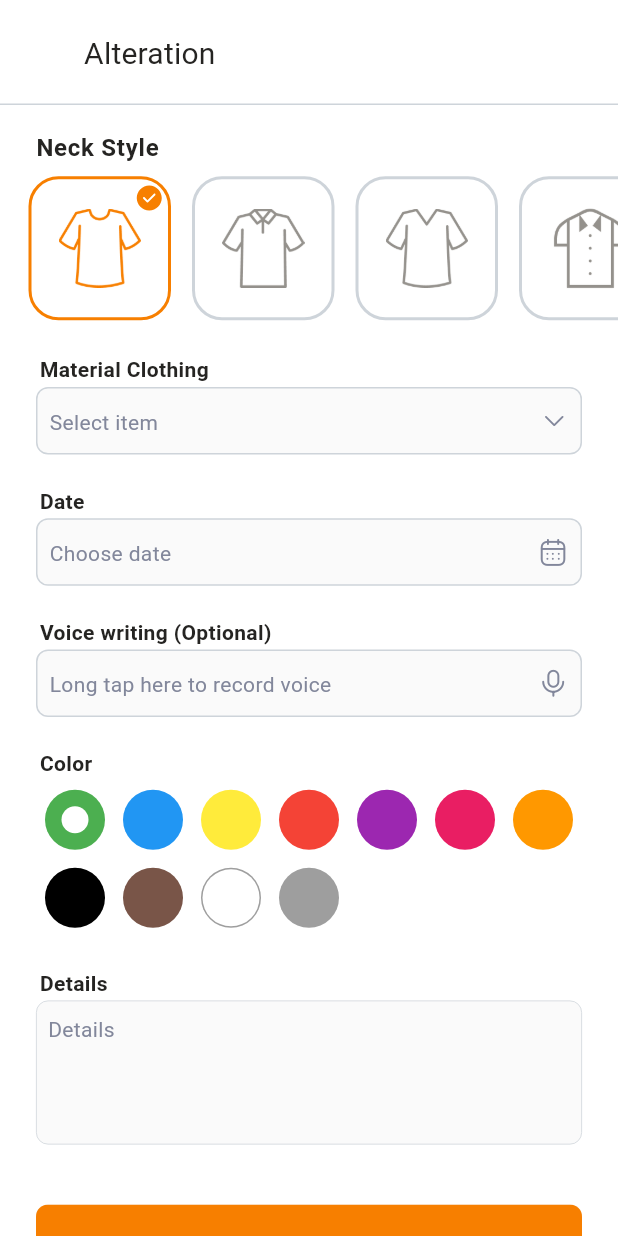
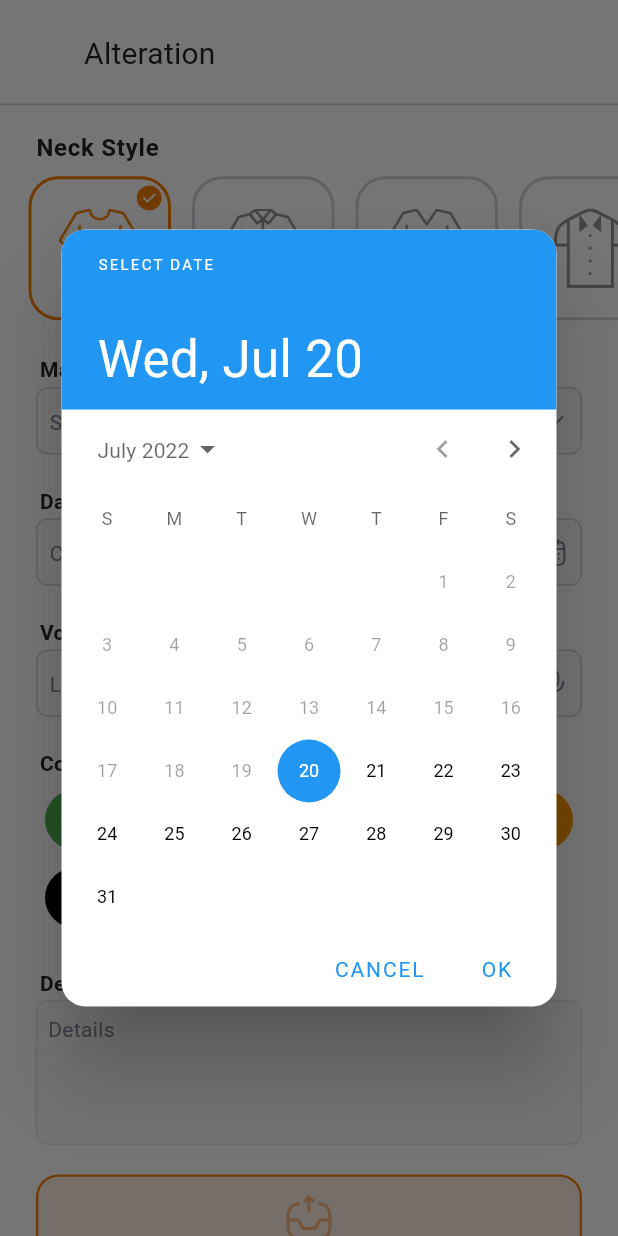
Before and after one commit to sina-moradbakhti/rewear, a Flutter app: the Alteration screen opened by its route, after a tap on "Choose date", on a phone screen of 412 x 824 dp. Run offline on Flutter 3.47's test engine with Material 2 defaults, Android fonts, the phone set to English and light mode, and no system bars; our stand-ins replace flutter_svg, get, image_picker; missing offline and left inert: ms_material_color.

Commit message:
getX in alteration - date picker - photo picker - color picker , ...

```diff
--- a/lib/blocs/alteration.bloc.dart
+++ b/lib/blocs/alteration.bloc.dart
@@ -1,21 +1,47 @@
 import 'package:flutter/material.dart';
 import 'package:get/get.dart';
+import 'package:image_picker/image_picker.dart';
 import 'package:rewear/models/neckStyle.enum.dart';
 import 'package:rewear/models/neckStyle.model.dart';
 
 class AlterationBloc extends GetxController {
   Rx<NeckStyle> selectedNeckStyle = NeckStyle.style0.obs;
   Rx<String> selectedMaterial = ''.obs;
+  Rx<DateTime?> selectedDate = Rx<DateTime?>(null);
+  Color? selectedColor;
+  List<XFile> photos = [];
 
   void updateNeckStyle(NeckStyleModel model) {
     selectedNeckStyle.value = model.style;
   }
 
-  void chooseDate() {}
+  String currentDateToStr() {
+    print(selectedDate);
+    if (selectedDate.value == null) {
+      return '';
+    } else {
+      final d = selectedDate.value!;
+      return '${d.year}-${d.month.toString().length <= 1 ? '0${d.month}' : d.month}-${d.day.toString().length <= 1 ? '0${d.day}' : d.day}';
+    }
+  }
 
-  void recordVoice() {}
+  void chooseDate() async {
+    DateTime? date = await showDatePicker(
+        initialEntryMode: DatePickerEntryMode.calendarOnly,
+        context: Get.context!,
+        initialDate: DateTime.now(),
+        firstDate: DateTime.now(),
+        lastDate: DateTime.now().add(const Duration(days: 30)));
+    selectedDate.value = date;
+  }
+
+  void recordVoice() async {}
+
+  void updatePhotoList(List<XFile> list) {
+    photos = list;
+  }
 
   void changedColor(Color color) {
-    print(color);
+    selectedColor = color;
   }
 }
--- a/lib/generals/colors.dart
+++ b/lib/generals/colors.dart
@@ -13,4 +13,5 @@ class MyColors {
   static Color lightBlack = const Color(0xFF686661);
   static Color black = const Color(0xFF252422);
   static Color blue = const Color(0xFF0092E0);
+  static Color red = const Color(0xFFD62828);
 }
--- a/lib/generals/themes.dart
+++ b/lib/generals/themes.dart
@@ -9,6 +9,9 @@ class MyThemes {
       primarySwatch: MsMaterialColor(MyColors.orange.value),
       backgroundColor: MyColors.white,
       scaffoldBackgroundColor: MyColors.white,
+      dialogTheme: const DialogTheme(
+          shape: RoundedRectangleBorder(
+              borderRadius: BorderRadius.all(Radius.circular(16)))),
       inputDecorationTheme: InputDecorationTheme(
           filled: true,
           fillColor: MyColors.lightGrey,
--- a/lib/generals/widgets/uploadBox.widget.dart
+++ b/lib/generals/widgets/uploadBox.widget.dart
@@ -1,15 +1,142 @@
+import 'dart:io';
+
 import 'package:flutter/material.dart';
+import 'package:flutter_svg/svg.dart';
+import 'package:get/get.dart';
+import 'package:image_picker/image_picker.dart';
+import 'package:rewear/generals/colors.dart';
+import 'package:rewear/generals/iconly_font_icons.dart';
+import 'package:rewear/generals/images.dart';
+import 'package:rewear/generals/widgets/break.widget.dart';
 
 class UploadBoxWidget extends StatefulWidget {
-  const UploadBoxWidget({Key? key}) : super(key: key);
+  final Function(List<XFile>) onUpdatedPhotoList;
+  const UploadBoxWidget({Key? key, required this.onUpdatedPhotoList})
+      : super(key: key);
 
   @override
   State<UploadBoxWidget> createState() => _UploadBoxWidgetState();
 }
 
 class _UploadBoxWidgetState extends State<UploadBoxWidget> {
+  final ImagePicker _picker = ImagePicker();
+  List<XFile> _photos = [];
+
   @override
   Widget build(BuildContext context) {
-    return Container();
+    return Column(
+      mainAxisAlignment: MainAxisAlignment.center,
+      crossAxisAlignment: CrossAxisAlignment.center,
+      children: [
+        if (_photos.isNotEmpty)
+          Column(
+            children: [
+              for (var photo in _photos.reversed)
+                UploadPhotoItemWidget(
+                    file: photo,
+                    onDeleted: () {
+                      setState(() {
+                        _photos.removeWhere((element) => element == photo);
+                      });
+                    }),
+              const BreakWidget(size: 10)
+            ],
+          ),
+        MaterialButton(
+          shape:
+              RoundedRectangleBorder(borderRadius: BorderRadius.circular(15)),
+          onPressed: _upload,
+          padding: EdgeInsets.zero,
+          child: Container(
+            width: double.infinity,
+            padding: const EdgeInsets.only(top: 10, bottom: 10),
+            decoration: BoxDecoration(
+                color: MyColors.lightOrange.withOpacity(.5),
+                borderRadius: BorderRadius.circular(15),
+                border: Border.all(width: 1.5, color: MyColors.orange)),
+            child: Column(
+              mainAxisAlignment: MainAxisAlignment.center,
+              crossAxisAlignment: CrossAxisAlignment.center,
+              children: [
+                SvgPicture.asset(
+                  MySvgs.cartable,
+                  width: 35,
+                  height: 35,
+                ),
+                const BreakWidget(size: 10),
+                Text(
+                  'Upload your files here',
+                  style: Get.theme.textTheme.bodyText2!.copyWith(
+                      fontWeight: FontWeight.w400, color: MyColors.black),
+                ),
+                const BreakWidget(size: 10),
+                Text(
+                  'Browse',
+                  style: Get.theme.textTheme.bodyText1!.copyWith(
+                      color: MyColors.orange, fontWeight: FontWeight.bold),
+                ),
+              ],
+            ),
+          ),
+        )
+      ],
+    );
+  }
+
+  void _upload() async {
+    await _picker
+        .pickImage(source: ImageSource.gallery, imageQuality: 50, maxWidth: 512)
+        .then((photos) {
+      if (photos != null) {
+        setState(() {
+          _photos.add(photos);
+        });
+        widget.onUpdatedPhotoList(_photos);
+      }
+    });
   }
 }
+
+class UploadPhotoItemWidget extends StatelessWidget {
+  final XFile file;
+  final VoidCallback onDeleted;
+  const UploadPhotoItemWidget(
+      {Key? key, required this.file, required this.onDeleted})
+      : super(key: key);
+
+  @override
+  Widget build(BuildContext context) {
+    return Container(
+      margin: const EdgeInsets.only(bottom: 10),
+      decoration: BoxDecoration(
+          color: MyColors.lightGrey,
+          border: Border.all(width: 1, color: MyColors.mediumGrey),
+          borderRadius: BorderRadius.circular(10)),
+      child: Padding(
+        padding: const EdgeInsets.all(8.0),
+        child: Row(
+            mainAxisAlignment: MainAxisAlignment.spaceBetween,
+            crossAxisAlignment: CrossAxisAlignment.center,
+            children: [
+              ClipRRect(
+                borderRadius: BorderRadius.circular(10),
+                child: SizedBox(
+                    width: 45,
+                    height: 45,
+                    child: Image.file(
+                      File(file.path),
+                      fit: BoxFit.cover,
+                    )),
+              ),
+              IconButton(
+                  padding: EdgeInsets.zero,
+                  onPressed: onDeleted,
+                  icon: Icon(
+                    IconlyFont.delete,
+                    color: MyColors.red,
+                  ))
+            ]),
+      ),
+    );
+  }
+}
--- a/lib/views/alteration/view.dart
+++ b/lib/views/alteration/view.dart
@@ -55,6 +55,7 @@ class Alteration extends StatelessWidget {
                       icon: IconlyFont.calendar,
                       title: 'Date',
                       hint: 'Choose date',
+                      current: bloc.currentDateToStr(),
                       onTapped: bloc.chooseDate),
                   const BreakWidget(size: 5),
                   MyCustomfield(
@@ -76,9 +77,10 @@ class Alteration extends StatelessWidget {
                     maxLines: 8,
                   ),
                   const BreakWidget(size: 5),
-                  const UploadBoxWidget(),
-                  const BreakWidget(size: 20),
-                  MyPrimaryButton(onPressed: () {}, title: 'Choose Tailor')
+                  UploadBoxWidget(onUpdatedPhotoList: bloc.updatePhotoList),
+                  const BreakWidget(size: 30),
+                  MyPrimaryButton(onPressed: () {}, title: 'Choose Tailor'),
+                  const BreakWidget(size: 100),
                 ],
               ),
             ),
--- a/pubspec.yaml
+++ b/pubspec.yaml
@@ -17,6 +17,7 @@ dependencies:
   rxdart: ^0.27.4
   google_sign_in: ^5.4.0
   firebase_auth: ^3.4.2
+  image_picker: ^0.8.5+3
 
 dev_dependencies:
   flutter_test:
```
Also changed, not shown: pubspec.lock, 2 other files.
